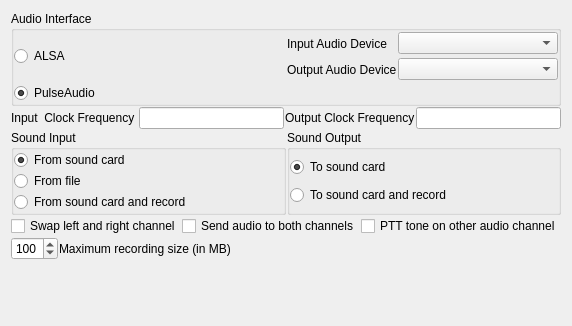
Old version of the form src/config/soundconfig.ui in the repository jbdubbs/QSSTV-Experimental.
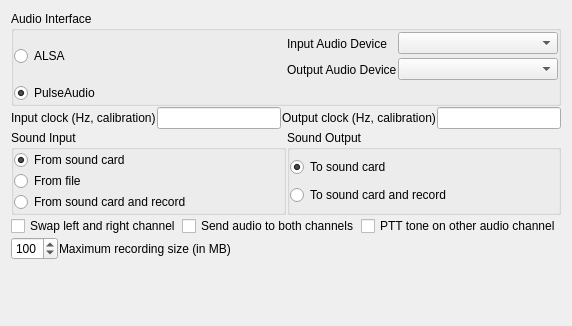
New version of the form.

Commit message: A sample rate typed into the clock fields of Configuration > Sound (44100) is put back to the card's clock instead of making every picture diagonal stripes; the fields are labeled as calibration, the guide says so, and the sound log and --audio-info show the format the device really opened (#214)

The edit to the form file:
```diff
--- a/src/config/soundconfig.ui
+++ b/src/config/soundconfig.ui
@@ -136,7 +136,7 @@
         </size>
        </property>
        <property name="text">
-        <string>Input  Clock Frequency </string>
+        <string>Input clock (Hz, calibration)</string>
        </property>
        <property name="wordWrap">
         <bool>false</bool>
@@ -161,7 +161,7 @@
         </size>
        </property>
        <property name="text">
-        <string>Output Clock Frequency</string>
+        <string>Output clock (Hz, calibration)</string>
        </property>
        <property name="wordWrap">
         <bool>false</bool>
```
Left out of the diff: 12 changed lines with no effect on the pictures. The commit also changes 10 other files.
